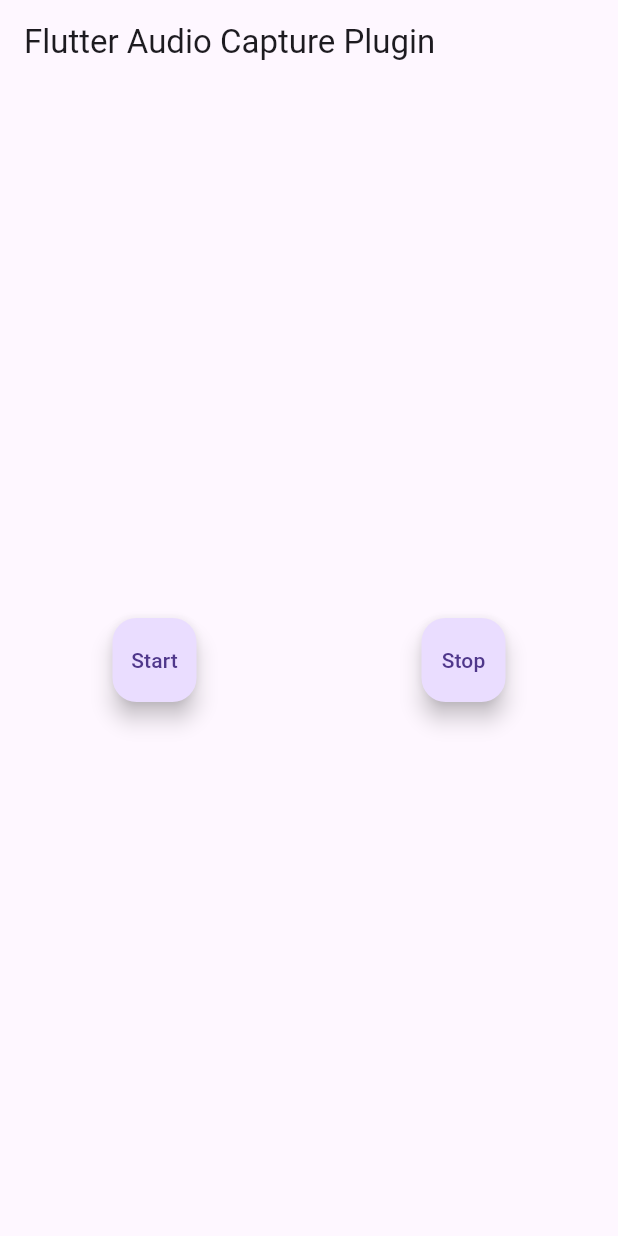
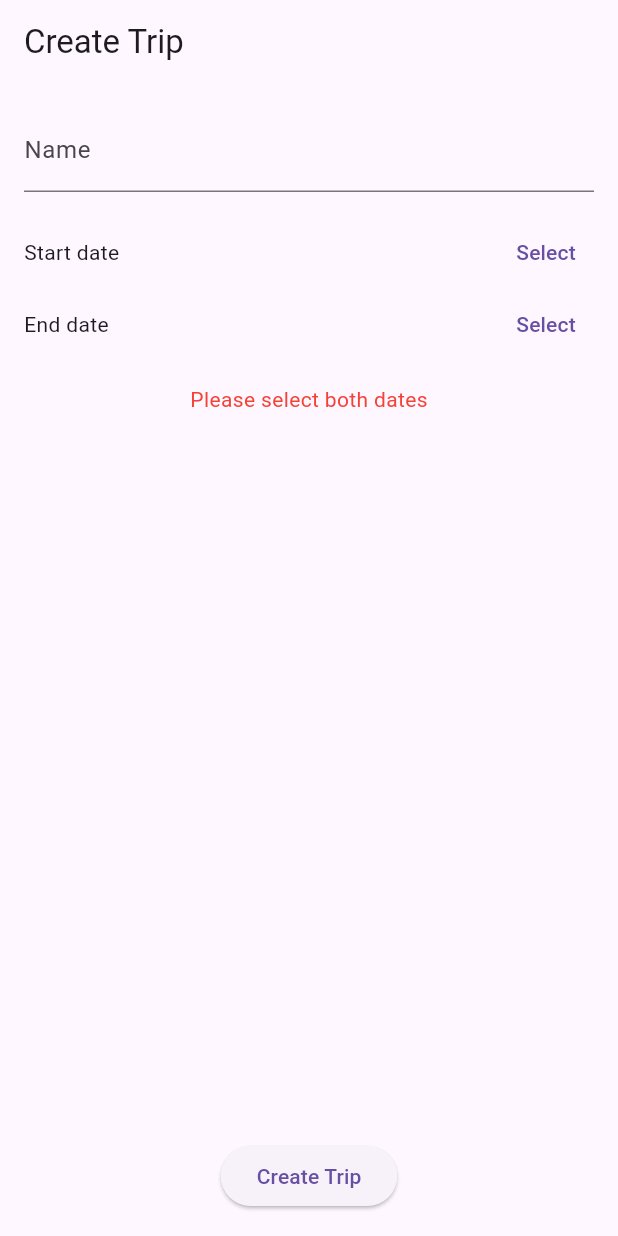
Before and after one commit to ysak-y/flutter_audio_capture, a Flutter app: the screen it shows after launch, on a phone screen of 412 x 824 dp. Run offline on Flutter 3.47's test engine with Material 3 defaults, Android fonts, the phone set to English and light mode, and no system bars.

Commit message:
Add basic trip creation form example

```diff
--- a/example/lib/main.dart
+++ b/example/lib/main.dart
@@ -1,9 +1,19 @@
 import 'package:flutter/material.dart';
 import 'dart:async';
 
+import 'trip_form.dart';
 import 'package:flutter_audio_capture/flutter_audio_capture.dart';
 
-void main() => runApp(MyApp());
+void main() => runApp(const TripApp());
+class TripApp extends StatelessWidget {
+  const TripApp({Key? key}) : super(key: key);
+
+  @override
+  Widget build(BuildContext context) {
+    return MaterialApp(home: TripFormPage());
+  }
+}
+
 
 class MyApp extends StatefulWidget {
   @override
--- /dev/null
+++ b/example/lib/trip.dart
@@ -0,0 +1,14 @@
+class Trip {
+  final String name;
+  final DateTime startDate;
+  final DateTime endDate;
+
+  Trip({
+    required this.name,
+    required this.startDate,
+    required this.endDate,
+  });
+
+  @override
+  String toString() => 'Trip{name: $name, startDate: $startDate, endDate: $endDate}';
+}
--- /dev/null
+++ b/example/lib/trip_form.dart
@@ -0,0 +1,153 @@
+
+import 'package:flutter/material.dart';
+
+import 'trip.dart';
+
+class TripFormPage extends StatefulWidget {
+  const TripFormPage({Key? key}) : super(key: key);
+
+  @override
+  _TripFormPageState createState() => _TripFormPageState();
+}
+
+class _TripFormPageState extends State<TripFormPage> {
+  final _formKey = GlobalKey<FormState>();
+  final TextEditingController _nameController = TextEditingController();
+  DateTime? _startDate;
+  DateTime? _endDate;
+
+  @override
+  void dispose() {
+    _nameController.dispose();
+    super.dispose();
+  }
+
+  Future<void> _pickStartDate() async {
+    final now = DateTime.now();
+    final picked = await showDatePicker(
+      context: context,
+      initialDate: _startDate ?? now,
+      firstDate: DateTime(now.year - 5),
+      lastDate: DateTime(now.year + 5),
+    );
+    if (picked != null) {
+      setState(() {
+        _startDate = picked;
+        if (_endDate != null && _endDate!.isBefore(_startDate!)) {
+          _endDate = null;
+        }
+      });
+    }
+  }
+
+  Future<void> _pickEndDate() async {
+    final now = DateTime.now();
+    final initial = _endDate ?? _startDate ?? now;
+    final picked = await showDatePicker(
+      context: context,
+      initialDate: initial,
+      firstDate: _startDate ?? DateTime(now.year - 5),
+      lastDate: DateTime(now.year + 5),
+    );
+    if (picked != null) {
+      setState(() {
+        _endDate = picked;
+      });
+    }
+  }
+
+  void _submit() {
+    if (_formKey.currentState?.validate() ?? false) {
+      final trip = Trip(
+        name: _nameController.text.trim(),
+        startDate: _startDate!,
+        endDate: _endDate!,
+      );
+      ScaffoldMessenger.of(context).showSnackBar(
+        SnackBar(content: Text('Trip created: $trip')),
+      );
+    }
+  }
+
+  String? _validateName(String? value) {
+    if (value == null || value.trim().isEmpty) {
+      return 'Name is required';
+    }
+    return null;
+  }
+
+  String? _validateDates() {
+    if (_startDate == null || _endDate == null) {
+      return 'Please select both dates';
+    }
+    if (_endDate!.isBefore(_startDate!)) {
+      return 'End date must be after start date';
+    }
+    return null;
+  }
+
+  @override
+  Widget build(BuildContext context) {
+    return Scaffold(
+      appBar: AppBar(
+        title: const Text('Create Trip'),
+      ),
+      body: Padding(
+        padding: const EdgeInsets.all(16.0),
+        child: Form(
+          key: _formKey,
+          child: Column(
+            children: [
+              TextFormField(
+                controller: _nameController,
+                decoration: const InputDecoration(labelText: 'Name'),
+                validator: _validateName,
+              ),
+              const SizedBox(height: 16),
+              Row(
+                children: [
+                  Expanded(
+                    child: Text(_startDate == null
+                        ? 'Start date'
+                          : 'Start: ${_startDate!.toLocal().toString().split(' ')[0]}'),
+                  ),
+                  TextButton(
+                    onPressed: _pickStartDate,
+                    child: const Text('Select'),
+                  ),
+                ],
+              ),
+              Row(
+                children: [
+                  Expanded(
+                    child: Text(_endDate == null
+                        ? 'End date'
+                          : 'End: ${_endDate!.toLocal().toString().split(' ')[0]}'),
+                  ),
+                  TextButton(
+                    onPressed: _pickEndDate,
+                    child: const Text('Select'),
+                  ),
+                ],
+              ),
+              const SizedBox(height: 16),
+              Builder(
+                builder: (context) {
+                  final error = _validateDates();
+                  return error == null
+                      ? const SizedBox.shrink()
+                      : Text(error, style: TextStyle(color: Colors.red));
+                },
+              ),
+              const Spacer(),
+              ElevatedButton(
+                onPressed: _submit,
+                child: const Text('Create Trip'),
+              ),
+            ],
+          ),
+        ),
+      ),
+    );
+  }
+}
```
